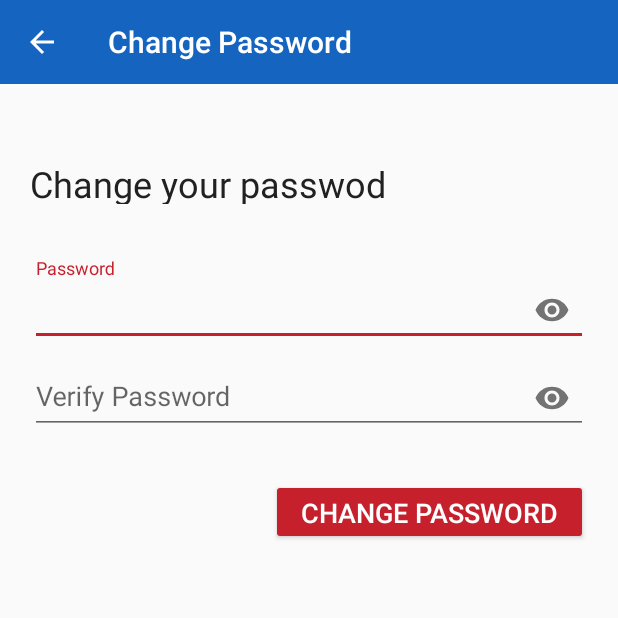
After one commit to bhanupreet/AlliancesGalore, an Android app: the ChangePasswordActivity screen opened directly, with no data from a screen before it, on a phone screen of 412 x 824 dp, the top half of it. The commit adds this screen. Run offline under Robolectric (Android 15) with nearby library versions, the phone set to English and light mode, and no system bars; our stand-ins replace Firebase (no records; nobody signed in at launch, a user with empty details on screens opened directly).

Commit message:
added change password feature

```diff
--- a/app/build.gradle
+++ b/app/build.gradle
@@ -40,6 +40,7 @@ dependencies {
     implementation 'com.google.firebase:firebase-auth:17.0.0'
     implementation 'com.google.android.material:material:1.0.0'
     implementation 'com.google.android.gms:play-services-auth:17.0.0'
+    implementation 'com.google.firebase:firebase-dynamic-links:19.0.0'
     implementation 'androidx.core:core-ktx:+'
     implementation "org.jetbrains.kotlin:kotlin-stdlib-jdk7:$kotlin_version"
 }
--- /dev/null
+++ b/app/src/main/java/com/alliancesgalore/alliancesgalore/ChangePasswordActivity.java
@@ -0,0 +1,197 @@
+package com.alliancesgalore.alliancesgalore;
+
+import androidx.annotation.NonNull;
+import androidx.appcompat.app.AlertDialog;
+import androidx.appcompat.app.AppCompatActivity;
+import androidx.appcompat.widget.Toolbar;
+
+import android.content.DialogInterface;
+import android.content.Intent;
+import android.os.Bundle;
+import android.text.Editable;
+import android.text.TextUtils;
+import android.util.Log;
+import android.view.LayoutInflater;
+import android.view.View;
+import android.widget.Button;
+import android.widget.EditText;
+import android.widget.ProgressBar;
+import android.widget.Toast;
+
+import com.google.android.gms.tasks.OnCompleteListener;
+import com.google.android.gms.tasks.Task;
+import com.google.android.material.textfield.TextInputLayout;
+import com.google.firebase.auth.AuthCredential;
+import com.google.firebase.auth.EmailAuthProvider;
+import com.google.firebase.auth.FirebaseAuth;
+import com.google.firebase.auth.FirebaseUser;
+import com.google.firebase.database.FirebaseDatabase;
+
+import java.util.Objects;
+
+public class ChangePasswordActivity extends AppCompatActivity {
+
+    private TextInputLayout pwd1, pwd2;
+    private String pwd1string, pwd2string;
+    private Toolbar mToolbar;
+    private ProgressBar mProgressbar;
+    private Button changepassworn_btn;
+
+    @Override
+    protected void onCreate(Bundle savedInstanceState) {
+        super.onCreate(savedInstanceState);
+        setContentView(R.layout.activity_change_password);
+
+        pwd1 = findViewById(R.id.changepasswrd_pwd1);
+        pwd2 = findViewById(R.id.changepasswrd_pwd2);
+        mToolbar = findViewById(R.id.changepassword_toolbar);
+        changepassworn_btn = findViewById(R.id.changepassword_changepasswordbtn);
+        mProgressbar = findViewById(R.id.changepassword_progress);
+
+        setSupportActionBar(mToolbar);
+        getSupportActionBar().setTitle("Change Password");
+        getSupportActionBar().setDisplayHomeAsUpEnabled(true);
+
+        mToolbar.setNavigationOnClickListener(new View.OnClickListener() {
+            @Override
+            public void onClick(View view) {
+                Intent mainIntent = new Intent(ChangePasswordActivity.this, MainActivity.class);
+                mainIntent.addFlags(Intent.FLAG_ACTIVITY_NEW_TASK | Intent.FLAG_ACTIVITY_CLEAR_TASK);
+                startActivity(mainIntent);
+            }
+        });
+
+        dialogbox();
+
+// Prompt the user to re-provide their sign-in credentials
+
+
+        changepassworn_btn.setOnClickListener(new View.OnClickListener() {
+            @Override
+            public void onClick(View view) {
+
+                mProgressbar.setVisibility(View.VISIBLE);
+                pwd1string = pwd1.getEditText().getText().toString();
+                pwd2string = pwd2.getEditText().getText().toString();
+
+                if ((pwd1string.equals(pwd2string))) {
+
+                    final FirebaseUser user = FirebaseAuth.getInstance().getCurrentUser();
+                    final String newPassword = pwd1string;
+
+                    if (!TextUtils.isEmpty(newPassword)) {
+                        user.updatePassword(newPassword)
+                                .addOnCompleteListener(new OnCompleteListener<Void>() {
+                                    @Override
+                                    public void onComplete(@NonNull Task<Void> task) {
+                                        if (!task.isSuccessful()) {
+                                            Toast.makeText(ChangePasswordActivity.this, Objects.requireNonNull(task.getException()).getMessage(), Toast.LENGTH_LONG).show();
+                                        } else {
+                                            String encrypted = encrypt(newPassword);
+                                            FirebaseDatabase.getInstance().getReference().child("Users").child(user.getUid()).child("password").setValue(encrypted).addOnCompleteListener(new OnCompleteListener<Void>() {
+                                                @Override
+                                                public void onComplete(@NonNull Task<Void> task) {
+                                                    if (task.isSuccessful()) {
+                                                        Toast.makeText(ChangePasswordActivity.this, "Password changed successfully!", Toast.LENGTH_LONG).show();
+                                                        Intent mainIntent = new Intent(ChangePasswordActivity.this, MainActivity.class);
+                                                        mainIntent.addFlags(Intent.FLAG_ACTIVITY_NEW_TASK | Intent.FLAG_ACTIVITY_CLEAR_TASK);
+                                                        startActivity(mainIntent);
+                                                    } else {
+                                                        dialogbox();
+                                                        Toast.makeText(ChangePasswordActivity.this, Objects.requireNonNull(task.getException()).getMessage(), Toast.LENGTH_LONG).show();
+                                                    }
+//                                                    mProgressbar.setVisibility(View.INVISIBLE);
+                                                }
+                                            });
+                                        }
+                                    }
+                                });
+                    } else {
+                        Toast.makeText(ChangePasswordActivity.this, "Fields cannot be left blank", Toast.LENGTH_LONG).show();
+//                        mProgressbar.setVisibility(View.INVISIBLE);
+                    }
+                } else {
+                    Toast.makeText(ChangePasswordActivity.this, "Both of the fields must be same", Toast.LENGTH_LONG).show();
+
+                }
+            }
+
+        });
+        mProgressbar.setVisibility(View.INVISIBLE);
+    }
+
+    private void dialogbox() {
+
+
+        final AlertDialog dialogBuilder = new AlertDialog.Builder(this).create();
+        LayoutInflater inflater = this.getLayoutInflater();
+        View dialogView = inflater.inflate(R.layout.custom_alert_dialog, null);
+
+        final TextInputLayout edittext = dialogView.findViewById(R.id.alert_password);
+        TextInputLayout email = dialogView.findViewById(R.id.alert_Email);
+        email.setEnabled(false);
+        Button button1 = dialogView.findViewById(R.id.alert_login_button);
+        Button button2 = dialogView.findViewById(R.id.alert_cancelbtn);
+        final FirebaseUser user = FirebaseAuth.getInstance().getCurrentUser();
+
+        email.getEditText().setText(user.getEmail());
+
+        button1.setOnClickListener(new View.OnClickListener() {
+            @Override
+            public void onClick(View view) {
+                mProgressbar.setVisibility(View.VISIBLE);
+                String paswrd = edittext.getEditText().getText().toString();
+
+                final AuthCredential credential = EmailAuthProvider
+                        .getCredential(user.getEmail(), paswrd);
+
+                user.reauthenticate(credential)
+                        .addOnCompleteListener(new OnCompleteListener<Void>() {
+                            @Override
+                            public void onComplete(@NonNull Task<Void> task) {
+                                if (task.isSuccessful()) {
+                                    Toast.makeText(ChangePasswordActivity.this, "Login Successful", Toast.LENGTH_LONG).show();
+                                    dialogBuilder.dismiss();
+                                } else {
+                                    Toast.makeText(ChangePasswordActivity.this, Objects.requireNonNull(task.getException()).getMessage(), Toast.LENGTH_LONG).show();
+                                }
+                                mProgressbar.setVisibility(View.INVISIBLE);
+
+                            }
+                        });
+            }
+        });
+        button2.setOnClickListener(new View.OnClickListener() {
+            @Override
+            public void onClick(View view) {
+                // DO SOMETHINGS
+                Intent mainIntent = new Intent(ChangePasswordActivity.this, MainActivity.class);
+                mainIntent.addFlags(Intent.FLAG_ACTIVITY_NEW_TASK | Intent.FLAG_ACTIVITY_CLEAR_TASK);
+                startActivity(mainIntent);
+                dialogBuilder.dismiss();
+            }
+        });
+
+        dialogBuilder.setView(dialogView);
+        dialogBuilder.setCanceledOnTouchOutside(false);
+        dialogBuilder.show();
+    }
+
+    @Override
+    public void onBackPressed() {
+        super.onBackPressed();
+    }
+
+    private String encrypt(String decrypted) {
+        String encrypted = "";
+        String sourceStr = decrypted;
+        try {
+            encrypted = AESUtils.encrypt(sourceStr);
+            Log.d("TEST", "encrypted:" + encrypted);
+        } catch (Exception e) {
+            e.printStackTrace();
+
+        }
+        return encrypted;
+    }
+}
--- /dev/null
+++ b/app/src/main/res/drawable/show_toggle.xml
@@ -0,0 +1,4 @@
+<?xml version="1.0" encoding="utf-8"?>
+<selector xmlns:android="http://schemas.android.com/apk/res/android">
+
+</selector>
--- /dev/null
+++ b/app/src/main/res/layout/activity_change_password.xml
@@ -0,0 +1,105 @@
+<?xml version="1.0" encoding="utf-8"?>
+<androidx.constraintlayout.widget.ConstraintLayout xmlns:android="http://schemas.android.com/apk/res/android"
+    xmlns:app="http://schemas.android.com/apk/res-auto"
+    xmlns:tools="http://schemas.android.com/tools"
+    android:layout_width="match_parent"
+    android:layout_height="match_parent"
+    tools:context=".ChangePasswordActivity">
+
+    <include
+        android:id="@+id/changepassword_toolbar"
+        layout="@layout/custom_app_bar"
+        android:layout_width="0dp"
+        android:layout_height="wrap_content"
+        app:layout_constraintEnd_toEndOf="parent"
+        app:layout_constraintStart_toStartOf="parent"
+        app:layout_constraintTop_toTopOf="parent" />
+
+
+    <com.google.android.material.textfield.TextInputLayout
+        android:id="@+id/changepasswrd_pwd1"
+        android:layout_width="match_parent"
+        android:layout_height="wrap_content"
+        android:layout_marginTop="36dp"
+        app:layout_constraintStart_toStartOf="parent"
+        app:layout_constraintTop_toBottomOf="@+id/changepassword_text"
+        app:passwordToggleEnabled="true">
+
+        <com.google.android.material.textfield.TextInputEditText
+
+            android:layout_width="match_parent"
+            android:layout_height="match_parent"
+            android:layout_marginStart="20dp"
+            android:layout_marginTop="0dp"
+            android:layout_marginEnd="20dp"
+            android:hint="Password"
+            android:inputType="textPassword"
+            android:textSize="18sp" />
+
+    </com.google.android.material.textfield.TextInputLayout>
+
+    <com.google.android.material.textfield.TextInputLayout
+        android:id="@+id/changepasswrd_pwd2"
+        android:layout_width="match_parent"
+        android:layout_height="wrap_content"
+
+        app:layout_constraintTop_toBottomOf="@+id/changepasswrd_pwd1"
+        app:passwordToggleEnabled="true">
+
+        <com.google.android.material.textfield.TextInputEditText
+
+            android:layout_width="match_parent"
+            android:layout_height="match_parent"
+            android:layout_marginStart="20dp"
+            android:layout_marginTop="0dp"
+            android:layout_marginEnd="20dp"
+            android:hint="Verify Password"
+            android:inputType="textPassword"
+            android:textSize="18sp" />
+
+    </com.google.android.material.textfield.TextInputLayout>
+
+    <Button
+        android:id="@+id/changepassword_changepasswordbtn"
+        android:layout_width="wrap_content"
+        android:layout_height="44dp"
+        android:layout_marginEnd="20dp"
+        android:backgroundTint="@color/colorAccent"
+        android:paddingLeft="20dp"
+        android:paddingRight="20dp"
+        android:text="change password"
+        android:layout_marginTop="30dp"
+        android:textColor="@android:color/white"
+        android:textSize="18sp"
+        app:layout_constraintEnd_toEndOf="parent"
+        app:layout_constraintTop_toBottomOf="@+id/changepasswrd_pwd2" />
+
+    <TextView
+        android:id="@+id/changepassword_text"
+        android:layout_width="0dp"
+        android:layout_height="30dp"
+        android:layout_marginStart="20dp"
+        android:layout_marginTop="50dp"
+        android:text="Change your passwod"
+        android:textColor="#212121"
+        android:textSize="24sp"
+        android:typeface="normal"
+        app:layout_constraintStart_toStartOf="parent"
+        app:layout_constraintTop_toBottomOf="@+id/changepassword_toolbar" />
+
+
+    <ProgressBar
+        android:layout_width="wrap_content"
+        android:layout_height="wrap_content"
+        android:foregroundGravity="center"
+        android:visibility="gone"
+        android:gravity="center"
+        app:layout_constraintBottom_toBottomOf="parent"
+        app:layout_constraintLeft_toLeftOf="parent"
+        app:layout_constraintRight_toRightOf="parent"
+        app:layout_constraintTop_toTopOf="parent"
+        android:id="@+id/changepassword_progress"/>
+
+
+
+</androidx.constraintlayout.widget.ConstraintLayout>
--- a/app/src/main/res/menu/main_menu.xml
+++ b/app/src/main/res/menu/main_menu.xml
@@ -8,4 +8,7 @@
     <item
         android:id="@+id/main_delete_account_btn"
         android:title="Delete Acoount?"/>
+    <item
+        android:id="@+id/change_password_btn"
+        android:title="Change password"/>
 </menu>
```
Also changed, not shown: app/src/main/AndroidManifest.xml (+5 -2 lines), app/src/main/java/com/alliancesgalore/alliancesgalore/MainActivity.java (+18 -11 lines), app/src/main/res/layout/custom_alert_dialog.xml (added, +88 -0 lines).
